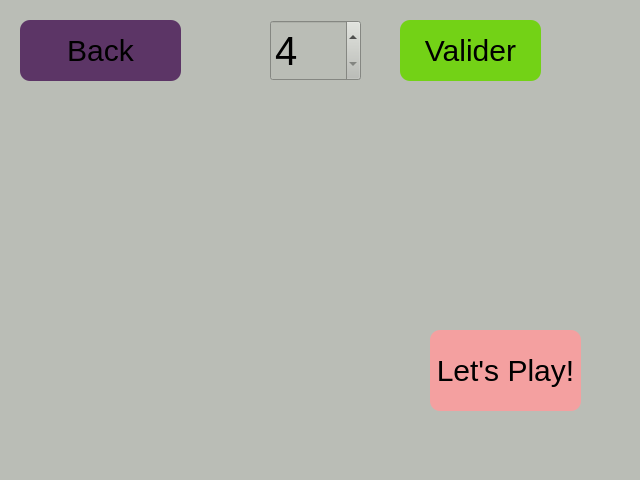
Old version of the form ui/options.ui in the repository NadjibBelaribi/time-bomb-game.
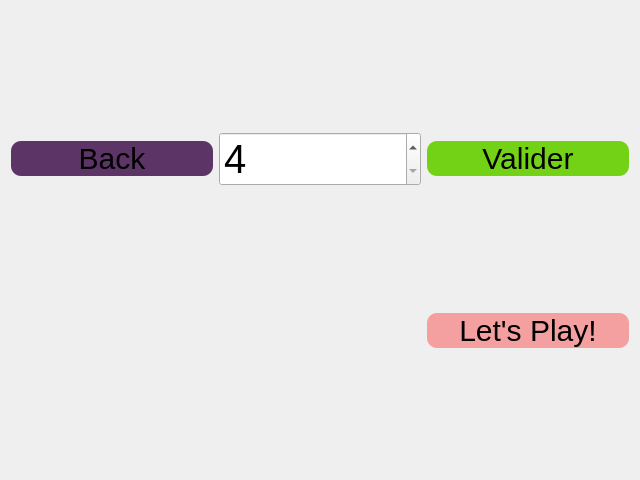
New version of the form.

```diff
--- a/ui/options.ui
+++ b/ui/options.ui
@@ -14,17 +14,17 @@
    <string>Form</string>
   </property>
   <property name="styleSheet">
-   <string notr="true">background-color:rgb(186, 189, 182)</string>
+   <string notr="true">
+
+QPushButton
+{
+	background-image:none;
+}
+</string>
   </property>
+  <layout class="QGridLayout" name="gridLayout">
+   <item row="0" column="0">
   <widget class="QPushButton" name="backToMenu">
-   <property name="geometry">
-    <rect>
-     <x>20</x>
-     <y>20</y>
-     <width>161</width>
-     <height>61</height>
-    </rect>
-   </property>
    <property name="styleSheet">
     <string notr="true">font-size:30px;
 color:black;
@@ -35,15 +35,9 @@
     <string>Back</string>
    </property>
   </widget>
+   </item>
+   <item row="0" column="1">
   <widget class="QSpinBox" name="spinBox">
-   <property name="geometry">
-    <rect>
-     <x>270</x>
-     <y>20</y>
-     <width>91</width>
-     <height>61</height>
-    </rect>
-   </property>
    <property name="styleSheet">
     <string notr="true">font-size:40px;</string>
    </property>
@@ -54,15 +48,9 @@
     <number>8</number>
    </property>
   </widget>
+   </item>
+   <item row="0" column="2">
   <widget class="QPushButton" name="validPlayer">
-   <property name="geometry">
-    <rect>
-     <x>400</x>
-     <y>20</y>
-     <width>141</width>
-     <height>61</height>
-    </rect>
-   </property>
    <property name="styleSheet">
     <string notr="true">font-size:30px;
 color:black;
@@ -73,26 +61,12 @@
     <string>Valider</string>
    </property>
   </widget>
-  <widget class="QWidget" name="gridLayoutWidget">
-   <property name="geometry">
-    <rect>
-     <x>70</x>
-     <y>110</y>
-     <width>281</width>
-     <height>271</height>
-    </rect>
-   </property>
+   </item>
+   <item row="1" column="0" colspan="2">
    <layout class="QGridLayout" name="gridPseudo"/>
-  </widget>
+   </item>
+   <item row="1" column="2">
   <widget class="QPushButton" name="letsPlay">
-   <property name="geometry">
-    <rect>
-     <x>430</x>
-     <y>330</y>
-     <width>151</width>
-     <height>81</height>
-    </rect>
-   </property>
    <property name="styleSheet">
     <string notr="true">font-size:30px;
 color:black;
@@ -103,6 +77,8 @@
     <string>Let's Play!</string>
    </property>
   </widget>
+   </item>
+  </layout>
  </widget>
  <resources/>
  <connections/>
```
Lines whose indentation alone changed are shown as unchanged.
